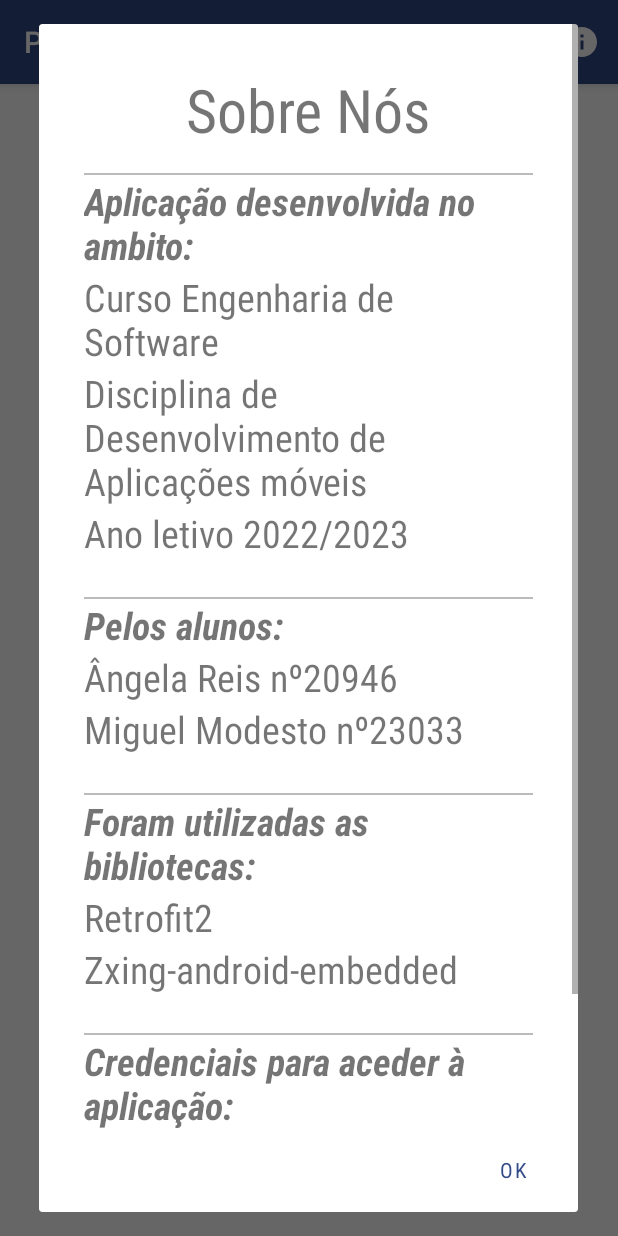
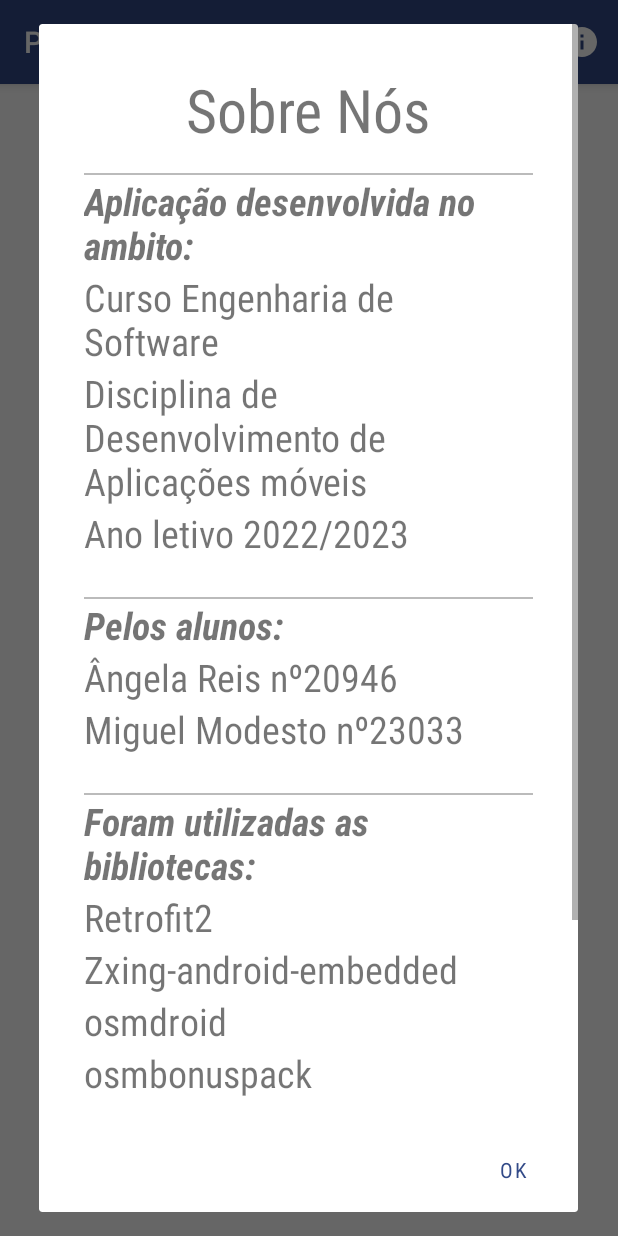
Before and after one commit to Angela-Reis/DAM_20946_23033, an Android app: the LoginActivity screen opened directly, with no data from a screen before it, after a tap on "Sobre Nós", on a phone screen of 412 x 824 dp. Run offline under Robolectric (Android 15) with nearby library versions, the phone set to English and light mode, and no system bars; 2 other taps on this screen came first.

Commit message:
Add libraries to the about page

```diff
--- a/ProjetoDAM/app/src/main/res/layout/fragment_about_app.xml
+++ b/ProjetoDAM/app/src/main/res/layout/fragment_about_app.xml
@@ -100,6 +100,16 @@
                 android:layout_height="wrap_content"
                 android:text="@string/zxing_android_embedded"
                 android:textSize="25sp" />
+            <TextView
+                android:layout_width="match_parent"
+                android:layout_height="wrap_content"
+                android:text="@string/osmdroid"
+                android:textSize="25sp" />
+            <TextView
+                android:layout_width="match_parent"
+                android:layout_height="wrap_content"
+                android:text="@string/osmbonuspack"
+                android:textSize="25sp" />
 
             <View
                 android:layout_width="match_parent"
--- a/ProjetoDAM/app/src/main/res/values/strings.xml
+++ b/ProjetoDAM/app/src/main/res/values/strings.xml
@@ -61,4 +61,6 @@
     <string name="password_credential">Pricer2023</string>
     <string name="font" translatable="false">sans-serif-condensed</string>
     <string name="follow_location">Bloquear na localização</string>
+    <string name="osmdroid">osmdroid</string>
+    <string name="osmbonuspack">osmbonuspack</string>
 </resources>
```
Also changed, not shown: 3 other files.
